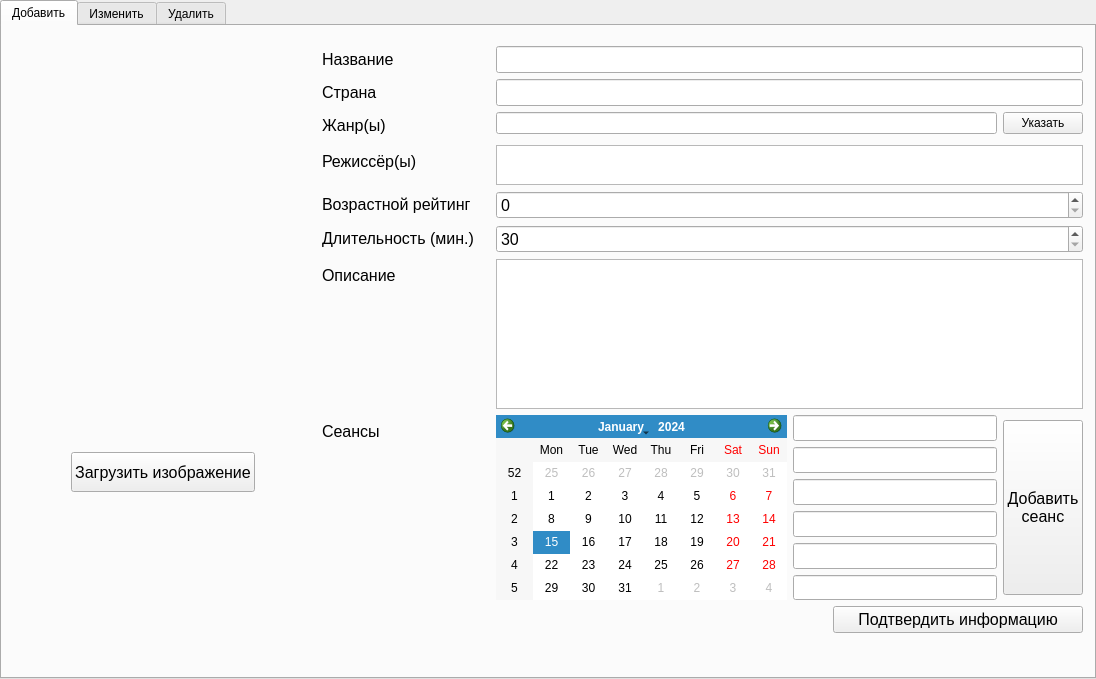
Old version of the form Interfaces/MainAdminWindow.ui in the repository Alpmild/SchoolProject.
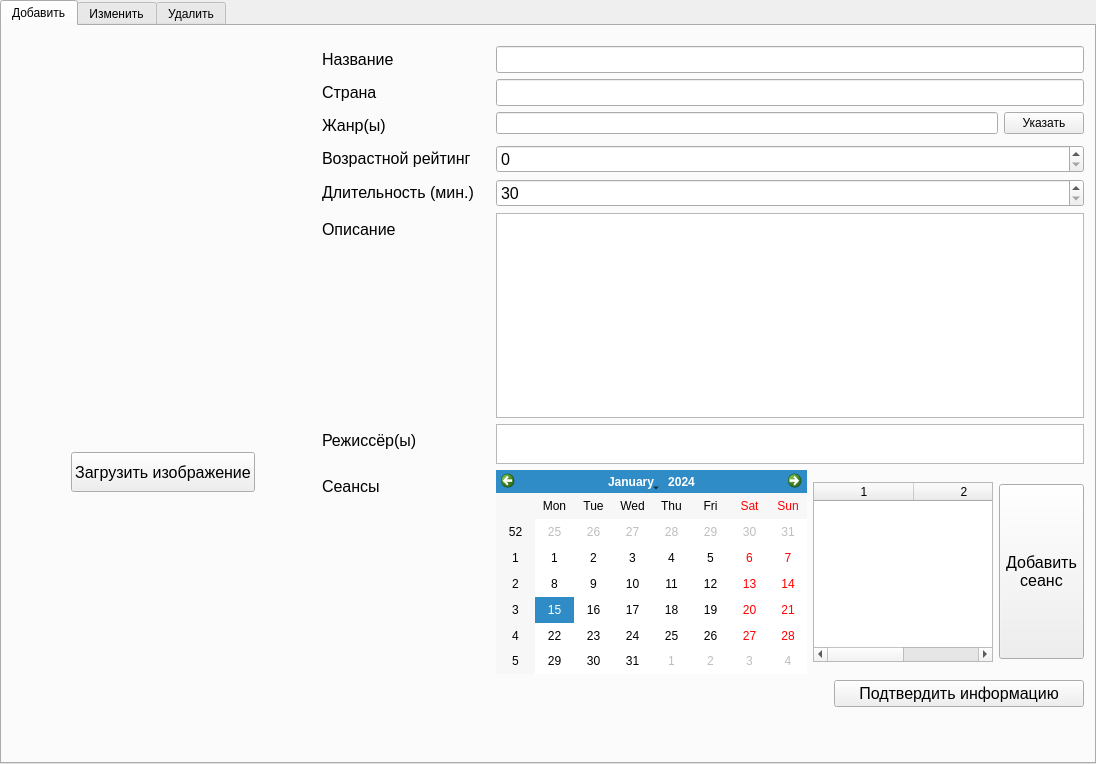
New version of the form.

Commit message: Изменения: 1) Проверка логина и пароля теперь происходит через "assert", в случае, когда данные введены неверно, ошибка перехватывается, и также выводится сообщение о неверных данных; 2) Размеры постера фильма теперь имеют меньший шаг для красивого отображения; 3) Измененены все названия элементов окна MainAdminWindowRework;

Diff of the .ui file:
```diff
--- a/Interfaces/MainAdminWindow.ui
+++ b/Interfaces/MainAdminWindow.ui
@@ -7,7 +7,7 @@
     <x>0</x>
     <y>0</y>
     <width>1096</width>
-    <height>679</height>
+    <height>764</height>
    </rect>
   </property>
   <property name="minimumSize">
@@ -36,8 +36,8 @@
      <rect>
       <x>320</x>
       <y>20</y>
-      <width>761</width>
-      <height>611</height>
+      <width>762</width>
+      <height>685</height>
      </rect>
     </property>
     <layout class="QFormLayout" name="formLayout">
@@ -48,9 +48,15 @@
          <pointsize>12</pointsize>
         </font>
        </property>
+       <property name="inputMask">
+        <string notr="true"/>
+       </property>
        <property name="text">
         <string/>
        </property>
+       <property name="placeholderText">
+        <string/>
+       </property>
       </widget>
      </item>
      <item row="1" column="0">
@@ -100,34 +106,6 @@
       </layout>
      </item>
      <item row="3" column="0">
-      <widget class="QLabel" name="DirectorsLabel">
-       <property name="text">
-        <string>&lt;html&gt;&lt;head/&gt;&lt;body&gt;&lt;p&gt;&lt;span style=&quot; font-size:12pt;&quot;&gt;Режиссёр(ы)&lt;/span&gt;&lt;/p&gt;&lt;/body&gt;&lt;/html&gt;</string>
-       </property>
-      </widget>
-     </item>
-     <item row="3" column="1">
-      <widget class="QPlainTextEdit" name="DirectorsPlainTextPageAdd">
-       <property name="minimumSize">
-        <size>
-         <width>0</width>
-         <height>40</height>
-        </size>
-       </property>
-       <property name="maximumSize">
-        <size>
-         <width>16777215</width>
-         <height>40</height>
-        </size>
-       </property>
-       <property name="font">
-        <font>
-         <pointsize>12</pointsize>
-        </font>
-       </property>
-      </widget>
-     </item>
-     <item row="4" column="0">
       <widget class="QLabel" name="AgeRatingLabel">
        <property name="minimumSize">
         <size>
@@ -140,7 +118,7 @@
        </property>
       </widget>
      </item>
-     <item row="4" column="1">
+     <item row="3" column="1">
       <widget class="QSpinBox" name="AgeRatingSpinBoxPageAdd">
        <property name="font">
         <font>
@@ -152,14 +130,14 @@
        </property>
       </widget>
      </item>
-     <item row="5" column="0">
+     <item row="4" column="0">
       <widget class="QLabel" name="DurationLabel">
        <property name="text">
         <string>&lt;html&gt;&lt;head/&gt;&lt;body&gt;&lt;p&gt;&lt;span style=&quot; font-size:12pt;&quot;&gt;Длительность (мин.)&lt;/span&gt;&lt;/p&gt;&lt;/body&gt;&lt;/html&gt;</string>
        </property>
       </widget>
      </item>
-     <item row="5" column="1">
+     <item row="4" column="1">
       <widget class="QSpinBox" name="DurationSpinBoxPageAdd">
        <property name="font">
         <font>
@@ -174,14 +152,14 @@
        </property>
       </widget>
      </item>
-     <item row="6" column="0">
+     <item row="5" column="0">
       <widget class="QLabel" name="DescriptionLabel">
        <property name="text">
         <string>&lt;html&gt;&lt;head/&gt;&lt;body&gt;&lt;p&gt;&lt;span style=&quot; font-size:12pt;&quot;&gt;Описание&lt;/span&gt;&lt;/p&gt;&lt;/body&gt;&lt;/html&gt;</string>
        </property>
       </widget>
      </item>
-     <item row="6" column="1">
+     <item row="5" column="1">
       <widget class="QPlainTextEdit" name="DescriptionPlainTextPageAdd">
        <property name="minimumSize">
         <size>
@@ -196,6 +174,13 @@
        </property>
       </widget>
      </item>
+     <item row="6" column="0">
+      <widget class="QLabel" name="DirectorsLabel">
+       <property name="text">
+        <string>&lt;html&gt;&lt;head/&gt;&lt;body&gt;&lt;p&gt;&lt;span style=&quot; font-size:12pt;&quot;&gt;Режиссёр(ы)&lt;/span&gt;&lt;/p&gt;&lt;/body&gt;&lt;/html&gt;</string>
+       </property>
+      </widget>
+     </item>
      <item row="7" column="0">
       <widget class="QLabel" name="label">
        <property name="font">
@@ -224,80 +209,25 @@
        <item>
         <layout class="QHBoxLayout" name="horizontalLayout_3">
          <item>
-          <layout class="QVBoxLayout" name="verticalLayout">
-           <item>
-            <widget class="QLineEdit" name="SessionLine1">
-             <property name="font">
-              <font>
-               <pointsize>12</pointsize>
-              </font>
-             </property>
-             <property name="readOnly">
-              <bool>true</bool>
-             </property>
-            </widget>
-           </item>
-           <item>
-            <widget class="QLineEdit" name="SessionLine2">
-             <property name="font">
-              <font>
-               <pointsize>12</pointsize>
-              </font>
-             </property>
-             <property name="readOnly">
-              <bool>true</bool>
-             </property>
-            </widget>
-           </item>
-           <item>
-            <widget class="QLineEdit" name="SessionLine3">
-             <property name="font">
-              <font>
-               <pointsize>12</pointsize>
-              </font>
-             </property>
-             <property name="readOnly">
-              <bool>true</bool>
-             </property>
-            </widget>
-           </item>
-           <item>
-            <widget class="QLineEdit" name="SessionLine4">
-             <property name="font">
-              <font>
-               <pointsize>12</pointsize>
-              </font>
-             </property>
-             <property name="readOnly">
-              <bool>true</bool>
-             </property>
-            </widget>
-           </item>
-           <item>
-            <widget class="QLineEdit" name="SessionLine5">
-             <property name="font">
-              <font>
-               <pointsize>12</pointsize>
-              </font>
-             </property>
-             <property name="readOnly">
-              <bool>true</bool>
-             </property>
-            </widget>
-           </item>
-           <item>
-            <widget class="QLineEdit" name="SessionLine6">
-             <property name="font">
-              <font>
-               <pointsize>12</pointsize>
-              </font>
-             </property>
-             <property name="readOnly">
-              <bool>true</bool>
-             </property>
-            </widget>
-           </item>
-          </layout>
+          <widget class="QTableWidget" name="SessionsTableWidgetPageAdd">
+           <property name="minimumSize">
+            <size>
+             <width>180</width>
+             <height>180</height>
+            </size>
+           </property>
+           <property name="maximumSize">
+            <size>
+             <width>180</width>
+             <height>180</height>
+            </size>
+           </property>
+           <property name="columnCount">
+            <number>2</number>
+           </property>
+           <column/>
+           <column/>
+          </widget>
          </item>
          <item>
           <widget class="QPushButton" name="AddSessionPageAdd">
@@ -381,6 +311,27 @@
        </property>
       </widget>
      </item>
+     <item row="6" column="1">
+      <widget class="QPlainTextEdit" name="DirectorsPlainTextPageAdd">
+       <property name="minimumSize">
+        <size>
+         <width>0</width>
+         <height>40</height>
+        </size>
+       </property>
+       <property name="maximumSize">
+        <size>
+         <width>16777215</width>
+         <height>40</height>
+        </size>
+       </property>
+       <property name="font">
+        <font>
+         <pointsize>12</pointsize>
+        </font>
+       </property>
+      </widget>
+     </item>
     </layout>
    </widget>
    <widget class="QWidget" name="verticalLayoutWidget">
```
Left out of the diff: 18 changed lines with no effect on the pictures. The commit also changes 2 other files.
